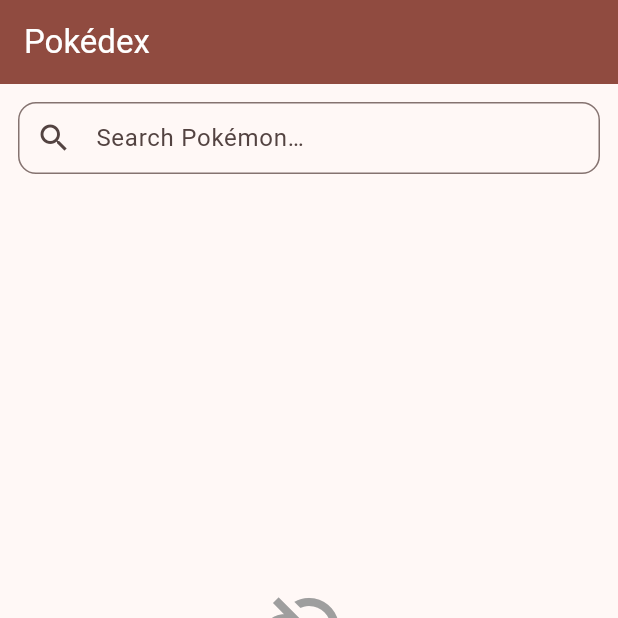
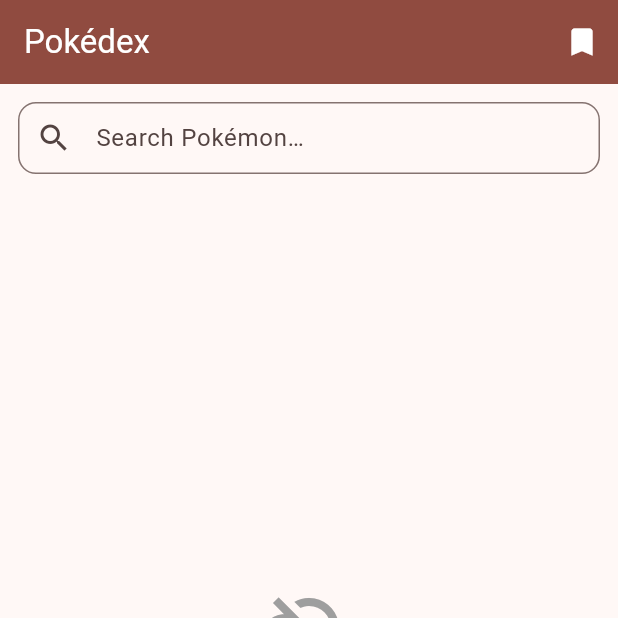
Before and after one commit to Ikrammkaissi/pok_dex_field_assistant, a Flutter app: the screen it shows after launch, on a phone screen of 412 x 824 dp, the top half of it. Run offline on Flutter 3.47's test engine with Material 3 defaults, Android fonts, the phone set to English and light mode, and no system bars; our stand-ins replace audioplayers, flutter_riverpod, go_router, logger, shared_preferences; network calls fail.

Commit message:
add bookmarking feature with persistent storage
- Add SharedPreferences dependency for local storage
- Create bookmark repository, notifier, and providers
- Add bookmark toggle to detail screen and search list tiles
- Implement bookmarks screen to view saved Pokémon
- Add bookmark count badge to search screen app bar
- Initialize SharedPreferences synchronously at app startup
- Update router to include bookmarks screen route

```diff
--- a/lib/app/app.dart
+++ b/lib/app/app.dart
@@ -13,6 +13,7 @@
   Widget build(BuildContext context) {
     /// Use [MaterialApp.router] so go_router controls navigation.
     return MaterialApp.router(
+      debugShowCheckedModeBanner: false,
       /// Displayed in the OS task switcher.
       title: 'Pokédex Field Assistant',
       /// Material 3 theme with Pokéball-red seed colour.
--- a/lib/app/router.dart
+++ b/lib/app/router.dart
@@ -1,6 +1,7 @@
 /// Declarative route table for the app.
 /// All routes are defined here — widgets never reference path strings directly.
 import 'package:go_router/go_router.dart';
+import 'package:pok_dex_field_assistant/features/bookmarks/presentation/screens/bookmarks_screen.dart';
 import 'package:pok_dex_field_assistant/features/pokemon_search/presentation/screens/detail_screen.dart';
 import 'package:pok_dex_field_assistant/features/pokemon_search/presentation/screens/search_screen.dart';
 
@@ -12,6 +13,9 @@
   /// Path pattern for the Pokémon detail screen.
   /// Use [detailFor] to build a concrete path.
   static const String detail = '/pokemon/:name';
+
+  /// Path for the saved/bookmarked Pokémon screen.
+  static const String bookmarks = '/bookmarks';
 
   /// Returns the concrete detail path for [pokemonName].
   static String detailFor(String pokemonName) => '/pokemon/$pokemonName';
@@ -38,5 +42,11 @@
         pokemonName: state.pathParameters['name']!,
       ),
     ),
+
+    /// Bookmarks screen — shows saved Pokémon.
+    GoRoute(
+      path: AppRoutes.bookmarks,
+      builder: (context, state) => const BookmarksScreen(),
+    ),
   ],
 );
--- /dev/null
+++ b/lib/features/bookmarks/presentation/providers/bookmark_providers.dart
@@ -0,0 +1,37 @@
+/// Riverpod provider declarations for the bookmarks feature.
+/// Dependency graph:
+///   sharedPreferencesProvider → bookmarkRepositoryProvider → bookmarkNotifierProvider
+import 'package:flutter_riverpod/flutter_riverpod.dart';
+import 'package:shared_preferences/shared_preferences.dart';
+import 'package:pok_dex_field_assistant/features/bookmarks/data/bookmark_repository.dart';
+import 'package:pok_dex_field_assistant/features/bookmarks/presentation/providers/bookmark_notifier.dart';
+import 'package:pok_dex_field_assistant/features/pokemon_search/data/models/pokemon_models.dart';
+
+/// Holds the [SharedPreferences] instance initialised in [main].
+/// Overridden via [ProviderScope] before [runApp] so no async gap at startup.
+final sharedPreferencesProvider = Provider<SharedPreferences>((ref) {
+  /// This provider is always overridden in main.dart — throw if it isn't.
+  throw UnimplementedError(
+    'sharedPreferencesProvider must be overridden in ProviderScope.',
+  );
+});
+
+/// Provides the [BookmarkRepository] implementation.
+/// Declared as abstract type so tests can inject a fake.
+final bookmarkRepositoryProvider = Provider<BookmarkRepository>((ref) {
+  return BookmarkRepositoryImpl(ref.watch(sharedPreferencesProvider));
+});
+
+/// Provides [BookmarkNotifier] and exposes [List<PokemonSummary>] state.
+/// Use [bookmarkNotifierProvider.notifier] to call [toggle].
+final bookmarkNotifierProvider =
+    StateNotifierProvider<BookmarkNotifier, List<PokemonSummary>>((ref) {
+  return BookmarkNotifier(ref.watch(bookmarkRepositoryProvider));
+});
+
+/// Derived provider — true if the named Pokémon is currently bookmarked.
+/// Rebuilds only when the bookmark list changes, keeping callers efficient.
+final isBookmarkedProvider = Provider.family<bool, String>((ref, pokemonName) {
+  final bookmarks = ref.watch(bookmarkNotifierProvider);
+  return bookmarks.any((p) => p.name == pokemonName);
+});
--- a/lib/features/pokemon_search/data/models/pokemon_models.dart
+++ b/lib/features/pokemon_search/data/models/pokemon_models.dart
@@ -62,6 +62,22 @@
     required this.name,
     required this.spriteUrl,
   });
+
+  /// Serialises to a JSON map suitable for local storage (bookmarks).
+  Map<String, dynamic> toJson() => {
+        'id': id,
+        'name': name,
+        'spriteUrl': spriteUrl,
+      };
+
+  /// Deserialises from a locally-stored bookmark JSON map.
+  /// Distinct from [fromJson] which parses PokéAPI wire format.
+  factory PokemonSummary.fromBookmarkJson(Map<String, dynamic> json) =>
+      PokemonSummary(
+        id: json['id'] as int,
+        name: json['name'] as String,
+        spriteUrl: json['spriteUrl'] as String,
+      );
 
   /// Parses from a `/pokemon/{nameOrId}` JSON map.
   /// Throws [ParseException] if required fields are missing or wrong type.
--- a/lib/features/pokemon_search/presentation/screens/search_screen.dart
+++ b/lib/features/pokemon_search/presentation/screens/search_screen.dart
@@ -5,6 +5,9 @@
 /// All data logic lives in [PokemonSearchController]; this file is pure UI.
 import 'package:flutter/material.dart';
 import 'package:flutter_riverpod/flutter_riverpod.dart';
+import 'package:go_router/go_router.dart';
+import 'package:pok_dex_field_assistant/app/router.dart';
+import 'package:pok_dex_field_assistant/features/bookmarks/presentation/providers/bookmark_providers.dart';
 import 'package:pok_dex_field_assistant/features/pokemon_search/presentation/providers/pokemon_providers.dart';
 import 'package:pok_dex_field_assistant/features/pokemon_search/presentation/providers/pokemon_search_state.dart';
 import 'package:pok_dex_field_assistant/features/pokemon_search/presentation/widgets/pokemon_list_tile.dart';
@@ -95,6 +98,10 @@
         foregroundColor: Theme.of(context).colorScheme.onPrimary,
         title: const Text('Pokédex'),
         centerTitle: false,
+        actions: [
+          /// Shows saved count badge when bookmarks exist; navigates to bookmarks screen.
+          _BookmarkNavButton(),
+        ],
       ),
       body: Column(
         children: [
@@ -255,6 +262,55 @@
   }
 }
 
+/// AppBar action that navigates to [BookmarksScreen].
+/// Shows a count badge when at least one Pokémon is bookmarked.
+class _BookmarkNavButton extends ConsumerWidget {
+  /// Creates a [_BookmarkNavButton].
+  const _BookmarkNavButton();
+
+  @override
+  Widget build(BuildContext context, WidgetRef ref) {
+    /// Watch bookmark count — rebuilds only when the list length changes.
+    final count = ref.watch(bookmarkNotifierProvider).length;
+
+    return Stack(
+      alignment: Alignment.center,
+      children: [
+        IconButton(
+          tooltip: 'Saved Pokémon',
+          icon: const Icon(Icons.bookmark_outlined),
+          onPressed: () => context.push(AppRoutes.bookmarks),
+        ),
+        /// Badge showing how many Pokémon are saved; hidden when count is 0.
+        if (count > 0)
+          Positioned(
+            top: 8,
+            right: 8,
+            child: IgnorePointer(
+              child: Container(
+                padding: const EdgeInsets.all(3),
+                decoration: BoxDecoration(
+                  color: Theme.of(context).colorScheme.error,
+                  shape: BoxShape.circle,
+                ),
+                constraints: const BoxConstraints(minWidth: 16, minHeight: 16),
+                child: Text(
+                  '$count',
+                  style: TextStyle(
+                    fontSize: 10,
+                    fontWeight: FontWeight.bold,
+                    color: Theme.of(context).colorScheme.onError,
+                  ),
+                  textAlign: TextAlign.center,
+                ),
+              ),
+            ),
+          ),
+      ],
+    );
+  }
+}
+
 /// Full-screen empty state shown when a search returns no results.
 class _EmptyView extends StatelessWidget {
   final String query;
--- a/pubspec.yaml
+++ b/pubspec.yaml
@@ -53,6 +53,9 @@
   # Chosen over just_audio: simpler API, sufficient for single-clip playback.
   audioplayers: ^6.1.0
 
+  # Key-value local storage for persisting bookmarks across sessions.
+  shared_preferences: ^2.3.3
+
 dev_dependencies:
   flutter_test:
     sdk: flutter
```
Also changed, not shown: lib/features/bookmarks/data/bookmark_repository.dart (added, +65 -0 lines), lib/features/bookmarks/presentation/providers/bookmark_notifier.dart (added, +40 -0 lines), lib/features/bookmarks/presentation/screens/bookmarks_screen.dart (added, +72 -0 lines), lib/features/pokemon_search/presentation/screens/detail_screen.dart (+26 -0 lines), lib/features/pokemon_search/presentation/widgets/pokemon_list_tile.dart (+24 -7 lines), lib/main.dart (+21 -6 lines), .claude/settings.local.json (deleted), pubspec.lock, 1 other file.
